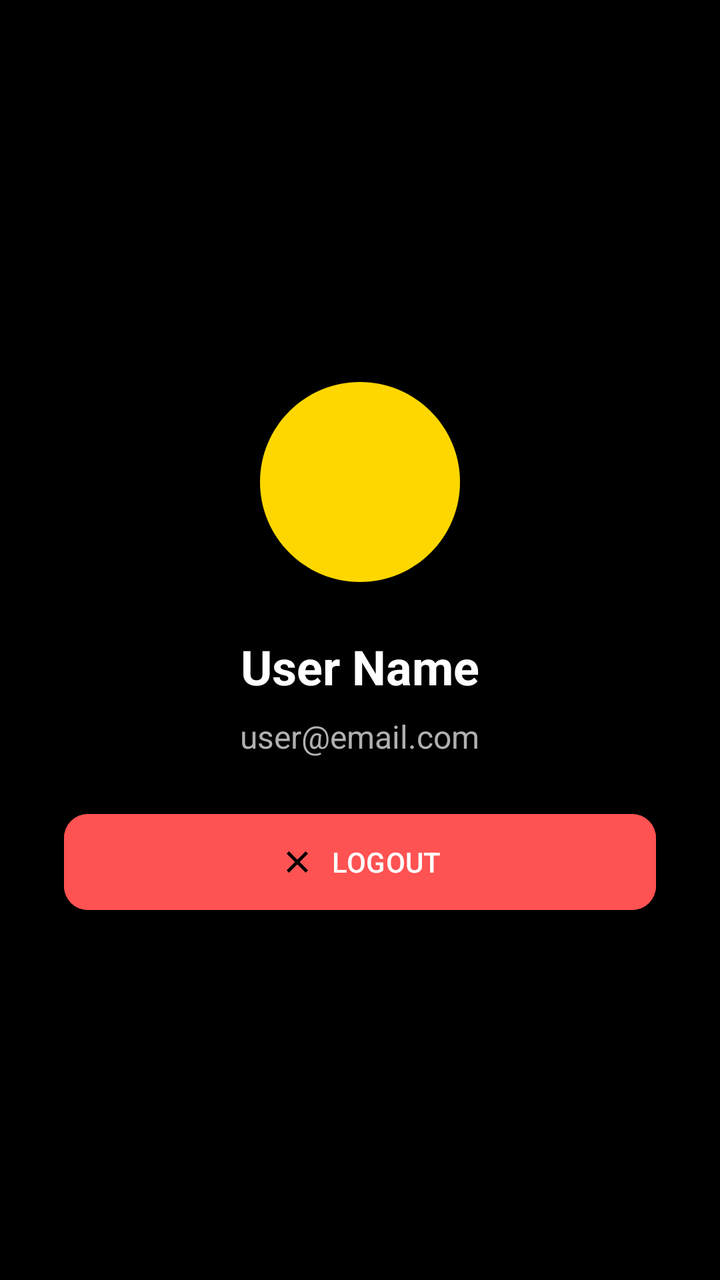
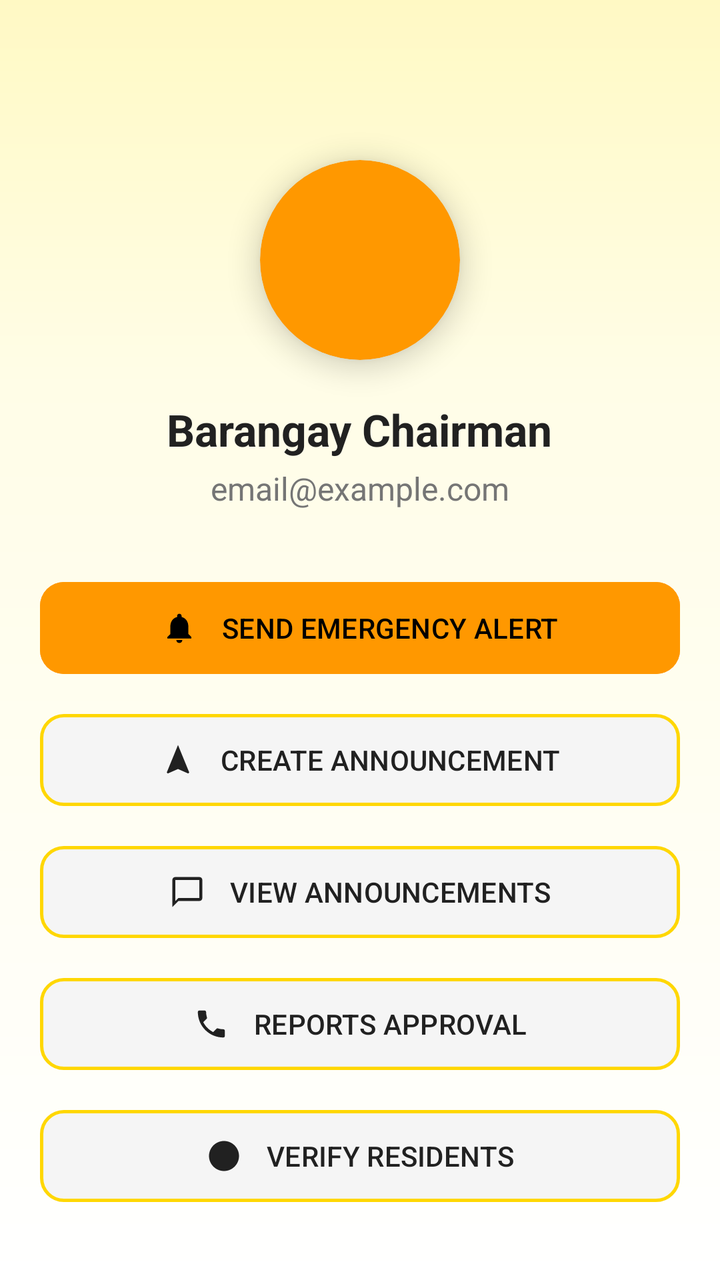

Screens rendered from an Android XML layout before and after an edit, with the pre-edit source and the edit as a unified diff.
<!-- AndroidManifest.xml: application theme Theme.Resilio -->
<!-- res/layout/fragment_profile.xml -->
<?xml version="1.0" encoding="utf-8"?>
<LinearLayout xmlns:android="http://schemas.android.com/apk/res/android"
    xmlns:app="http://schemas.android.com/apk/res-auto"
    android:layout_width="match_parent"
    android:layout_height="match_parent"
    android:background="@color/background_dark"
    android:gravity="center"
    android:orientation="vertical"
    android:padding="32dp">

    <ImageView
        android:layout_width="120dp"
        android:layout_height="120dp"
        android:src="@drawable/ic_nav_placeholder"
        app:tint="@color/gold_accent"
        android:layout_marginBottom="16dp"/>

    <TextView
        android:id="@+id/tvProfileName"
        android:layout_width="wrap_content"
        android:layout_height="wrap_content"
        android:text="User Name"
        android:textColor="@color/text_primary"
        android:textSize="24sp"
        android:textStyle="bold"
        android:layout_marginBottom="8dp"/>

    <TextView
        android:id="@+id/tvProfileEmail"
        android:layout_width="wrap_content"
        android:layout_height="wrap_content"
        android:text="user@email.com"
        android:textColor="@color/text_secondary"
        android:textSize="16sp"
        android:layout_marginBottom="24dp"/>

    
    <LinearLayout
        android:id="@+id/layoutBdrrmoActions"
        android:layout_width="match_parent"
        android:layout_height="wrap_content"
        android:orientation="vertical"
        android:visibility="gone"
        android:layout_marginBottom="24dp">

        <com.google.android.material.button.MaterialButton
            android:id="@+id/btnSendEmergencyAlert"
            android:layout_width="match_parent"
            android:layout_height="56dp"
            android:text="SEND EMERGENCY ALERT"
            android:backgroundTint="@color/emergency_red"
            android:textColor="@color/white"
            app:cornerRadius="12dp"
            app:icon="@drawable/ic_alerts"
            android:layout_marginBottom="12dp"
            app:iconGravity="textStart"/>

        <com.google.android.material.button.MaterialButton
            android:id="@+id/btnCreateAnnouncement"
            android:layout_width="match_parent"
            android:layout_height="56dp"
            android:text="CREATE ANNOUNCEMENT"
            android:backgroundTint="@color/surface_dark"
            android:textColor="@color/gold_accent"
            app:strokeColor="@color/gold_accent"
            app:strokeWidth="1dp"
            app:cornerRadius="12dp"
            app:icon="@drawable/ic_preparedness"
            android:layout_marginBottom="12dp"
            app:iconGravity="textStart"/>

        <com.google.android.material.button.MaterialButton
            android:id="@+id/btnViewAnnouncements"
            android:layout_width="match_parent"
            android:layout_height="56dp"
            android:text="VIEW ANNOUNCEMENTS"
            android:backgroundTint="@color/surface_dark"
            android:textColor="@color/gold_accent"
            app:strokeColor="@color/gold_accent"
            app:strokeWidth="1dp"
            app:cornerRadius="12dp"
            app:icon="@drawable/ic_chat"
            app:iconGravity="textStart"/>

    </LinearLayout>

    
    <LinearLayout
        android:id="@+id/layoutChairmanActions"
        android:layout_width="match_parent"
        android:layout_height="wrap_content"
        android:orientation="vertical"
        android:visibility="gone"
        android:layout_marginBottom="24dp">

        <com.google.android.material.button.MaterialButton
            android:id="@+id/btnChairmanSendAlert"
            android:layout_width="match_parent"
            android:layout_height="56dp"
            android:text="SEND EMERGENCY ALERT"
            android:backgroundTint="@color/emergency_red"
            android:textColor="@color/white"
            app:cornerRadius="12dp"
            app:icon="@drawable/ic_alerts"
            android:layout_marginBottom="12dp"
            app:iconGravity="textStart"/>

        <com.google.android.material.button.MaterialButton
            android:id="@+id/btnChairmanCreateAnnouncement"
            android:layout_width="match_parent"
            android:layout_height="56dp"
            android:text="CREATE ANNOUNCEMENT"
            android:backgroundTint="@color/surface_dark"
            android:textColor="@color/gold_accent"
            app:strokeColor="@color/gold_accent"
            app:strokeWidth="1dp"
            app:cornerRadius="12dp"
            app:icon="@drawable/ic_preparedness"
            android:layout_marginBottom="12dp"
            app:iconGravity="textStart"/>

        <com.google.android.material.button.MaterialButton
            android:id="@+id/btnChairmanViewAnnouncements"
            android:layout_width="match_parent"
            android:layout_height="56dp"
            android:text="VIEW ANNOUNCEMENTS"
            android:backgroundTint="@color/surface_dark"
            android:textColor="@color/gold_accent"
            app:strokeColor="@color/gold_accent"
            app:strokeWidth="1dp"
            app:cornerRadius="12dp"
            app:icon="@drawable/ic_chat"
            android:layout_marginBottom="12dp"
            app:iconGravity="textStart"/>

        <com.google.android.material.button.MaterialButton
            android:id="@+id/btnReportsApproval"
            android:layout_width="match_parent"
            android:layout_height="56dp"
            android:text="REPORTS APPROVAL"
            android:backgroundTint="@color/surface_dark"
            android:textColor="@color/gold_accent"
            app:strokeColor="@color/gold_accent"
            app:strokeWidth="1dp"
            app:cornerRadius="12dp"
            app:icon="@drawable/ic_hotline"
            android:layout_marginBottom="12dp"
            app:iconGravity="textStart"/>

        <com.google.android.material.button.MaterialButton
            android:id="@+id/btnVerifyResidents"
            android:layout_width="match_parent"
            android:layout_height="56dp"
            android:text="VERIFY RESIDENTS"
            android:backgroundTint="@color/surface_dark"
            android:textColor="@color/gold_accent"
            app:strokeColor="@color/gold_accent"
            app:strokeWidth="1dp"
            app:cornerRadius="12dp"
            app:icon="@drawable/ic_nav_placeholder"
            app:iconGravity="textStart"/>

    </LinearLayout>

    <com.google.android.material.button.MaterialButton
        android:id="@+id/btnLogout"
        android:layout_width="match_parent"
        android:layout_height="56dp"
        android:text="LOGOUT"
        android:backgroundTint="#FF5252"
        android:textColor="@color/white"
        app:cornerRadius="12dp"
        app:icon="@drawable/ic_close"
        app:iconGravity="textStart"/>

</LinearLayout>
<!-- resources referenced by this layout -->
<resources>
  <color name="background_dark">#000000</color>
  <color name="emergency_red">#F44336</color>
  <color name="gold_accent">#FFD700</color>
  <color name="surface_dark">#1E1E1E</color>
  <color name="text_primary">#FFFFFF</color>
  <color name="text_secondary">#B0B0B0</color>
  <color name="white">#FFFFFFFF</color>
  <!-- drawable ic_alerts (drawable) -->
  <vector xmlns:android="http://schemas.android.com/apk/res/android"
      android:width="24dp"
      android:height="24dp"
      android:viewportWidth="24"
      android:viewportHeight="24">
    <path
        android:fillColor="#FF000000"
        android:pathData="M12,22c1.1,0 2,-0.9 2,-2h-4c0,1.1 0.89,2 2,2zM18,16v-5c0,-3.07 -1.64,-5.64 -4.5,-6.32V4c0,-0.83 -0.67,-1.5 -1.5,-1.5s-1.5,0.67 -1.5,1.5v0.68C7.63,5.36 6,7.92 6,11v5l-2,2v1h16v-1l-2,-2z"/>
  </vector>
  <!-- drawable ic_chat (drawable) -->
  <?xml version="1.0" encoding="utf-8"?>
  <vector xmlns:android="http://schemas.android.com/apk/res/android"
      android:width="24dp"
      android:height="24dp"
      android:viewportWidth="24"
      android:viewportHeight="24">
      <path
          android:fillColor="#FF000000"
          android:pathData="M20,2H4C2.9,2 2,2.9 2,4v18l4,-4h14c1.1,0 2,-0.9 2,-2V4C22,2.9 21.1,2 20,2zM20,16H6l-2,2V4h16V16z" />
  </vector>
  <!-- drawable ic_close (drawable) -->
  <?xml version="1.0" encoding="utf-8"?>
  <vector xmlns:android="http://schemas.android.com/apk/res/android"
      android:width="24dp"
      android:height="24dp"
      android:viewportWidth="24"
      android:viewportHeight="24">
      <path
          android:fillColor="#FF000000"
          android:pathData="M19,6.41L17.59,5 12,10.59 6.41,5 5,6.41 10.59,12 5,17.59 6.41,19 12,13.41 17.59,19 19,17.59 13.41,12z" />
  </vector>
  <!-- drawable ic_nav_placeholder (drawable) -->
  <?xml version="1.0" encoding="utf-8"?>
  <vector xmlns:android="http://schemas.android.com/apk/res/android"
      android:width="24dp"
      android:height="24dp"
      android:viewportWidth="24"
      android:viewportHeight="24">
      <path
          android:fillColor="#FF000000"
          android:pathData="M12,2C6.48,2 2,6.48 2,12s4.48,10 10,10 10,-4.48 10,-10S17.52,2 12,2z" />
  </vector>
  <!-- drawable ic_preparedness (drawable) -->
  <vector xmlns:android="http://schemas.android.com/apk/res/android"
      android:width="24dp"
      android:height="24dp"
      android:viewportWidth="24"
      android:viewportHeight="24">
      <path
          android:fillColor="#FFFFFF"
          android:pathData="M12,2L4.5,20.29L5.21,21L12,18L18.79,21L19.5,20.29L12,2Z" />
  </vector>
  <style name="Theme.Resilio" parent="Base.Theme.Resilio" />
  <style name="Base.Theme.Resilio" parent="Theme.Material3.Dark.NoActionBar">
          
          <item name="colorPrimary">@color/gold_accent</item>
          <item name="colorOnPrimary">@color/background_dark</item>
          <item name="colorSecondary">@color/secondary_blue</item>
          <item name="colorOnSecondary">@color/white</item>
          <item name="colorTertiary">@color/primary_green</item>
          <item name="android:windowBackground">@color/background_dark</item>
          <item name="android:textColorPrimary">@color/text_primary</item>
          <item name="android:textColorSecondary">@color/text_secondary</item>
      </style>
  <color name="secondary_blue">#2196F3</color>
  <color name="primary_green">#4CAF50</color>
  <!-- unchanged entries left out for length: 1 -->
</resources>

<!-- the commit's change to res/layout/fragment_profile.xml (unified diff, before → after) -->
@@ -1,176 +1,220 @@
 <?xml version="1.0" encoding="utf-8"?>
-<LinearLayout xmlns:android="http://schemas.android.com/apk/res/android"
+<androidx.coordinatorlayout.widget.CoordinatorLayout xmlns:android="http://schemas.android.com/apk/res/android"
     xmlns:app="http://schemas.android.com/apk/res-auto"
     android:layout_width="match_parent"
     android:layout_height="match_parent"
-    android:background="@color/background_dark"
-    android:gravity="center"
-    android:orientation="vertical"
-    android:padding="32dp">
-
-    <ImageView
-        android:layout_width="120dp"
-        android:layout_height="120dp"
-        android:src="@drawable/ic_nav_placeholder"
-        app:tint="@color/gold_accent"
-        android:layout_marginBottom="16dp"/>
-
-    <TextView
-        android:id="@+id/tvProfileName"
-        android:layout_width="wrap_content"
-        android:layout_height="wrap_content"
-        android:text="User Name"
-        android:textColor="@color/text_primary"
-        android:textSize="24sp"
-        android:textStyle="bold"
-        android:layout_marginBottom="8dp"/>
-
-    <TextView
-        android:id="@+id/tvProfileEmail"
-        android:layout_width="wrap_content"
-        android:layout_height="wrap_content"
-        android:text="user@email.com"
-        android:textColor="@color/text_secondary"
-        android:textSize="16sp"
-        android:layout_marginBottom="24dp"/>
-
-    
-    <LinearLayout
-        android:id="@+id/layoutBdrrmoActions"
+    android:background="@drawable/bg_profile_gradient">
+
+    <androidx.core.widget.NestedScrollView
         android:layout_width="match_parent"
-        android:layout_height="wrap_content"
-        android:orientation="vertical"
-        android:visibility="gone"
-        android:layout_marginBottom="24dp">
-
-        <com.google.android.material.button.MaterialButton
-            android:id="@+id/btnSendEmergencyAlert"
+        android:layout_height="match_parent"
+        android:fillViewport="true">
+
+        <LinearLayout
             android:layout_width="match_parent"
-            android:layout_height="56dp"
-            android:text="SEND EMERGENCY ALERT"
-            android:backgroundTint="@color/emergency_red"
-            android:textColor="@color/white"
-            app:cornerRadius="12dp"
-            app:icon="@drawable/ic_alerts"
-            android:layout_marginBottom="12dp"
-            app:iconGravity="textStart"/>
-
-        <com.google.android.material.button.MaterialButton
-            android:id="@+id/btnCreateAnnouncement"
-            android:layout_width="match_parent"
-            android:layout_height="56dp"
-            android:text="CREATE ANNOUNCEMENT"
-            android:backgroundTint="@color/surface_dark"
-            android:textColor="@color/gold_accent"
-            app:strokeColor="@color/gold_accent"
-            app:strokeWidth="1dp"
-            app:cornerRadius="12dp"
-            app:icon="@drawable/ic_preparedness"
-            android:layout_marginBottom="12dp"
-            app:iconGravity="textStart"/>
-
-        <com.google.android.material.button.MaterialButton
-            android:id="@+id/btnViewAnnouncements"
-            android:layout_width="match_parent"
-            android:layout_height="56dp"
-            android:text="VIEW ANNOUNCEMENTS"
-            android:backgroundTint="@color/surface_dark"
-            android:textColor="@color/gold_accent"
-            app:strokeColor="@color/gold_accent"
-            app:strokeWidth="1dp"
-            app:cornerRadius="12dp"
-            app:icon="@drawable/ic_chat"
-            app:iconGravity="textStart"/>
-
-    </LinearLayout>
-
-    
-    <LinearLayout
-        android:id="@+id/layoutChairmanActions"
-        android:layout_width="match_parent"
-        android:layout_height="wrap_content"
-        android:orientation="vertical"
-        android:visibility="gone"
-        android:layout_marginBottom="24dp">
-
-        <com.google.android.material.button.MaterialButton
-            android:id="@+id/btnChairmanSendAlert"
-            android:layout_width="match_parent"
-            android:layout_height="56dp"
-            android:text="SEND EMERGENCY ALERT"
-            android:backgroundTint="@color/emergency_red"
-            android:textColor="@color/white"
-            app:cornerRadius="12dp"
-            app:icon="@drawable/ic_alerts"
-            android:layout_marginBottom="12dp"
-            app:iconGravity="textStart"/>
-
-        <com.google.android.material.button.MaterialButton
-            android:id="@+id/btnChairmanCreateAnnouncement"
-            android:layout_width="match_parent"
-            android:layout_height="56dp"
-            android:text="CREATE ANNOUNCEMENT"
-            android:backgroundTint="@color/surface_dark"
-            android:textColor="@color/gold_accent"
-            app:strokeColor="@color/gold_accent"
-            app:strokeWidth="1dp"
-            app:cornerRadius="12dp"
-            app:icon="@drawable/ic_preparedness"
-            android:layout_marginBottom="12dp"
-            app:iconGravity="textStart"/>
-
-        <com.google.android.material.button.MaterialButton
-            android:id="@+id/btnChairmanViewAnnouncements"
-            android:layout_width="match_parent"
-            android:layout_height="56dp"
-            android:text="VIEW ANNOUNCEMENTS"
-            android:backgroundTint="@color/surface_dark"
-            android:textColor="@color/gold_accent"
-            app:strokeColor="@color/gold_accent"
-            app:strokeWidth="1dp"
-            app:cornerRadius="12dp"
-            app:icon="@drawable/ic_chat"
-            android:layout_marginBottom="12dp"
-            app:iconGravity="textStart"/>
-
-        <com.google.android.material.button.MaterialButton
-            android:id="@+id/btnReportsApproval"
-            android:layout_width="match_parent"
-            android:layout_height="56dp"
-            android:text="REPORTS APPROVAL"
-            android:backgroundTint="@color/surface_dark"
-            android:textColor="@color/gold_accent"
-            app:strokeColor="@color/gold_accent"
-            app:strokeWidth="1dp"
-            app:cornerRadius="12dp"
-            app:icon="@drawable/ic_hotline"
-            android:layout_marginBottom="12dp"
-            app:iconGravity="textStart"/>
-
-        <com.google.android.material.button.MaterialButton
-            android:id="@+id/btnVerifyResidents"
-            android:layout_width="match_parent"
-            android:layout_height="56dp"
-            android:text="VERIFY RESIDENTS"
-            android:backgroundTint="@color/surface_dark"
-            android:textColor="@color/gold_accent"
-            app:strokeColor="@color/gold_accent"
-            app:strokeWidth="1dp"
-            app:cornerRadius="12dp"
-            app:icon="@drawable/ic_nav_placeholder"
-            app:iconGravity="textStart"/>
-
-    </LinearLayout>
-
-    <com.google.android.material.button.MaterialButton
-        android:id="@+id/btnLogout"
-        android:layout_width="match_parent"
-        android:layout_height="56dp"
-        android:text="LOGOUT"
-        android:backgroundTint="#FF5252"
-        android:textColor="@color/white"
-        app:cornerRadius="12dp"
-        app:icon="@drawable/ic_close"
-        app:iconGravity="textStart"/>
-
-</LinearLayout>
+            android:layout_height="wrap_content"
+            android:orientation="vertical"
+            android:padding="20dp"
+            android:gravity="center_horizontal">
+
+            
+            <com.google.android.material.card.MaterialCardView
+                android:layout_width="100dp"
+                android:layout_height="100dp"
+                android:layout_marginTop="60dp"
+                android:layout_marginBottom="20dp"
+                app:cardCornerRadius="50dp"
+                app:cardBackgroundColor="@color/warning_orange"
+                app:cardElevation="8dp"
+                app:strokeWidth="0dp">
+                
+            </com.google.android.material.card.MaterialCardView>
+
+            <TextView
+                android:id="@+id/tvProfileName"
+                android:layout_width="wrap_content"
+                android:layout_height="wrap_content"
+                android:text="Barangay Chairman"
+                android:textColor="@color/text_primary"
+                android:textSize="22sp"
+                android:textStyle="bold"
+                android:layout_marginBottom="4dp"/>
+
+            <TextView
+                android:id="@+id/tvProfileEmail"
+                android:layout_width="wrap_content"
+                android:layout_height="wrap_content"
+                android:text="email@example.com"
+                android:textColor="@color/text_secondary"
+                android:textSize="16sp"
+                android:layout_marginBottom="32dp"/>
+
+            
+            <LinearLayout
+                android:layout_width="match_parent"
+                android:layout_height="wrap_content"
+                android:orientation="vertical"
+                android:maxWidth="400dp">
+
+                
+                <LinearLayout
+                    android:id="@+id/layoutChairmanActions"
+                    android:layout_width="match_parent"
+                    android:layout_height="wrap_content"
+                    android:orientation="vertical"
+                    android:visibility="visible">
+
+                    <com.google.android.material.button.MaterialButton
+                        android:id="@+id/btnChairmanSendEmergencyAlert"
+                        android:layout_width="match_parent"
+                        android:layout_height="54dp"
+                        android:text="SEND EMERGENCY ALERT"
+                        android:backgroundTint="@color/warning_orange"
+                        android:textColor="@color/black"
+                        app:cornerRadius="12dp"
+                        app:icon="@drawable/ic_alerts"
+                        app:iconTint="@color/black"
+                        app:iconPadding="12dp"
+                        app:iconGravity="textStart"
+                        android:layout_marginBottom="12dp"/>
+
+                    <com.google.android.material.button.MaterialButton
+                        android:id="@+id/btnChairmanCreateAnnouncement"
+                        android:layout_width="match_parent"
+                        android:layout_height="54dp"
+                        android:text="CREATE ANNOUNCEMENT"
+                        android:backgroundTint="@color/surface"
+                        android:textColor="@color/text_primary"
+                        app:strokeColor="@color/gold_accent"
+                        app:strokeWidth="1.5dp"
+                        app:cornerRadius="12dp"
+                        app:icon="@drawable/ic_preparedness"
+                        app:iconTint="@color/text_primary"
+                        app:iconPadding="12dp"
+                        app:iconGravity="textStart"
+                        android:layout_marginBottom="12dp"/>
+
+                    <com.google.android.material.button.MaterialButton
+                        android:id="@+id/btnChairmanViewAnnouncements"
+                        android:layout_width="match_parent"
+                        android:layout_height="54dp"
+                        android:text="VIEW ANNOUNCEMENTS"
+                        android:backgroundTint="@color/surface"
+                        android:textColor="@color/text_primary"
+                        app:strokeColor="@color/gold_accent"
+                        app:strokeWidth="1.5dp"
+                        app:cornerRadius="12dp"
+                        app:icon="@drawable/ic_chat"
+                        app:iconTint="@color/text_primary"
+                        app:iconPadding="12dp"
+                        app:iconGravity="textStart"
+                        android:layout_marginBottom="12dp"/>
+
+                    <com.google.android.material.button.MaterialButton
+                        android:id="@+id/btnReportsApproval"
+                        android:layout_width="match_parent"
+                        android:layout_height="54dp"
+                        android:text="REPORTS APPROVAL"
+                        android:backgroundTint="@color/surface"
+                        android:textColor="@color/text_primary"
+                        app:strokeColor="@color/gold_accent"
+                        app:strokeWidth="1.5dp"
+                        app:cornerRadius="12dp"
+                        app:icon="@drawable/ic_hotline"
+                        app:iconTint="@color/text_primary"
+                        app:iconPadding="12dp"
+                        app:iconGravity="textStart"
+                        android:layout_marginBottom="12dp"/>
+
+                    <com.google.android.material.button.MaterialButton
+                        android:id="@+id/btnVerifyResidents"
+                        android:layout_width="match_parent"
+                        android:layout_height="54dp"
+                        android:text="VERIFY RESIDENTS"
+                        android:backgroundTint="@color/surface"
+                        android:textColor="@color/text_primary"
+                        app:strokeColor="@color/gold_accent"
+                        app:strokeWidth="1.5dp"
+                        app:cornerRadius="12dp"
+                        app:icon="@drawable/ic_nav_placeholder"
+                        app:iconTint="@color/text_primary"
+                        app:iconPadding="12dp"
+                        app:iconGravity="textStart"
+                        android:layout_marginBottom="12dp"/>
+                </LinearLayout>
+
+                
+                <LinearLayout
+                    android:id="@+id/layoutBdrrmoActions"
+                    android:layout_width="match_parent"
+                    android:layout_height="wrap_content"
+                    android:orientation="vertical"
+                    android:visibility="gone">
+
+                    <com.google.android.material.button.MaterialButton
+                        android:id="@+id/btnSendEmergencyAlert"
+                        android:layout_width="match_parent"
+                        android:layout_height="54dp"
+                        android:text="SEND EMERGENCY ALERT"
+                        android:backgroundTint="@color/warning_orange"
+                        android:textColor="@color/black"
+                        app:cornerRadius="12dp"
+                        app:icon="@drawable/ic_alerts"
+                        app:iconTint="@color/black"
+                        app:iconPadding="12dp"
+                        app:iconGravity="textStart"
+                        android:layout_marginBottom="12dp"/>
+
+                    <com.google.android.material.button.MaterialButton
+                        android:id="@+id/btnCreateAnnouncement"
+                        android:layout_width="match_parent"
+                        android:layout_height="54dp"
+                        android:text="CREATE ANNOUNCEMENT"
+                        android:backgroundTint="@color/surface"
+                        android:textColor="@color/text_primary"
+                        app:strokeColor="@color/gold_accent"
+                        app:strokeWidth="1.5dp"
+                        app:cornerRadius="12dp"
+                        app:icon="@drawable/ic_preparedness"
+                        app:iconTint="@color/text_primary"
+                        app:iconPadding="12dp"
+                        app:iconGravity="textStart"
+                        android:layout_marginBottom="12dp"/>
+
+                    <com.google.android.material.button.MaterialButton
+                        android:id="@+id/btnViewAnnouncements"
+                        android:layout_width="match_parent"
+                        android:layout_height="54dp"
+                        android:text="VIEW ANNOUNCEMENTS"
+                        android:backgroundTint="@color/surface"
+                        android:textColor="@color/text_primary"
+                        app:strokeColor="@color/gold_accent"
+                        app:strokeWidth="1.5dp"
+                        app:cornerRadius="12dp"
+                        app:icon="@drawable/ic_chat"
+                        app:iconTint="@color/text_primary"
+                        app:iconPadding="12dp"
+                        app:iconGravity="textStart"
+                        android:layout_marginBottom="12dp"/>
+                </LinearLayout>
+
+                <com.google.android.material.button.MaterialButton
+                    android:id="@+id/btnLogout"
+                    android:layout_width="match_parent"
+                    android:layout_height="54dp"
+                    android:text="LOGOUT"
+                    android:backgroundTint="@color/emergency_red"
+                    android:textColor="@color/white"
+                    app:cornerRadius="12dp"
+                    app:icon="@drawable/ic_logout"
+                    app:iconTint="@color/white"
+                    app:iconPadding="12dp"
+                    app:iconGravity="textStart"
+                    android:layout_marginTop="20dp"
+                    android:layout_marginBottom="40dp"/>
+
+            </LinearLayout>
+        </LinearLayout>
+    </androidx.core.widget.NestedScrollView>
+
+</androidx.coordinatorlayout.widget.CoordinatorLayout>
<!-- resource entries referenced after the edit -->
@@ -1,12 +1,24 @@
 <!-- resources referenced by this layout -->
 <resources>
-  <color name="background_dark">#000000</color>
+  <color name="black">#FF000000</color>
   <color name="emergency_red">#F44336</color>
   <color name="gold_accent">#FFD700</color>
-  <color name="surface_dark">#1E1E1E</color>
-  <color name="text_primary">#FFFFFF</color>
-  <color name="text_secondary">#B0B0B0</color>
+  <color name="surface">#F5F5F5</color>
+  <color name="text_primary">#212121</color>
+  <color name="text_secondary">#757575</color>
+  <color name="warning_orange">#FF9800</color>
   <color name="white">#FFFFFFFF</color>
+  <!-- drawable bg_profile_gradient (drawable) -->
+  <?xml version="1.0" encoding="utf-8"?>
+  <shape xmlns:android="http://schemas.android.com/apk/res/android"
+      android:shape="rectangle">
+      <gradient
+          android:startColor="@color/gradient_start"
+          android:centerColor="@color/gradient_center"
+          android:endColor="@color/gradient_end"
+          android:centerY="0.3"
+          android:angle="270" />
+  </shape>
   <!-- drawable ic_alerts (drawable) -->
   <vector xmlns:android="http://schemas.android.com/apk/res/android"
       android:width="24dp"
@@ -28,7 +40,7 @@
           android:fillColor="#FF000000"
           android:pathData="M20,2H4C2.9,2 2,2.9 2,4v18l4,-4h14c1.1,0 2,-0.9 2,-2V4C22,2.9 21.1,2 20,2zM20,16H6l-2,2V4h16V16z" />
   </vector>
-  <!-- drawable ic_close (drawable) -->
+  <!-- drawable ic_logout (drawable) -->
   <?xml version="1.0" encoding="utf-8"?>
   <vector xmlns:android="http://schemas.android.com/apk/res/android"
       android:width="24dp"
@@ -36,8 +48,8 @@
       android:viewportWidth="24"
       android:viewportHeight="24">
       <path
-          android:fillColor="#FF000000"
-          android:pathData="M19,6.41L17.59,5 12,10.59 6.41,5 5,6.41 10.59,12 5,17.59 6.41,19 12,13.41 17.59,19 19,17.59 13.41,12z" />
+          android:fillColor="#FFFFFFFF"
+          android:pathData="M17,7l-1.41,1.41L18.17,11H8v2h10.17l-2.58,2.58L17,17l5,-5L17,7z M4,5h8V3H4C2.9,3,2,3.9,2,5v14c0,1.1,0.9,2,2,2h8v-2H4V5z"/>
   </vector>
   <!-- drawable ic_nav_placeholder (drawable) -->
   <?xml version="1.0" encoding="utf-8"?>
@@ -61,19 +73,23 @@
           android:pathData="M12,2L4.5,20.29L5.21,21L12,18L18.79,21L19.5,20.29L12,2Z" />
   </vector>
   <style name="Theme.Resilio" parent="Base.Theme.Resilio" />
-  <style name="Base.Theme.Resilio" parent="Theme.Material3.Dark.NoActionBar">
+  <color name="gradient_start">#FFF9C4</color>
+  <color name="gradient_center">#FFFDE7</color>
+  <color name="gradient_end">#FFFFFF</color>
+  <style name="Base.Theme.Resilio" parent="Theme.Material3.DayNight.NoActionBar">
           
           <item name="colorPrimary">@color/gold_accent</item>
-          <item name="colorOnPrimary">@color/background_dark</item>
+          <item name="colorOnPrimary">@color/black</item>
           <item name="colorSecondary">@color/secondary_blue</item>
           <item name="colorOnSecondary">@color/white</item>
           <item name="colorTertiary">@color/primary_green</item>
-          <item name="android:windowBackground">@color/background_dark</item>
+          <item name="android:windowBackground">@color/background</item>
           <item name="android:textColorPrimary">@color/text_primary</item>
           <item name="android:textColorSecondary">@color/text_secondary</item>
       </style>
   <color name="secondary_blue">#2196F3</color>
   <color name="primary_green">#4CAF50</color>
+  <color name="background">#FFFFFF</color>
   <!-- unchanged entries left out for length: 1 -->
 </resources>
 
